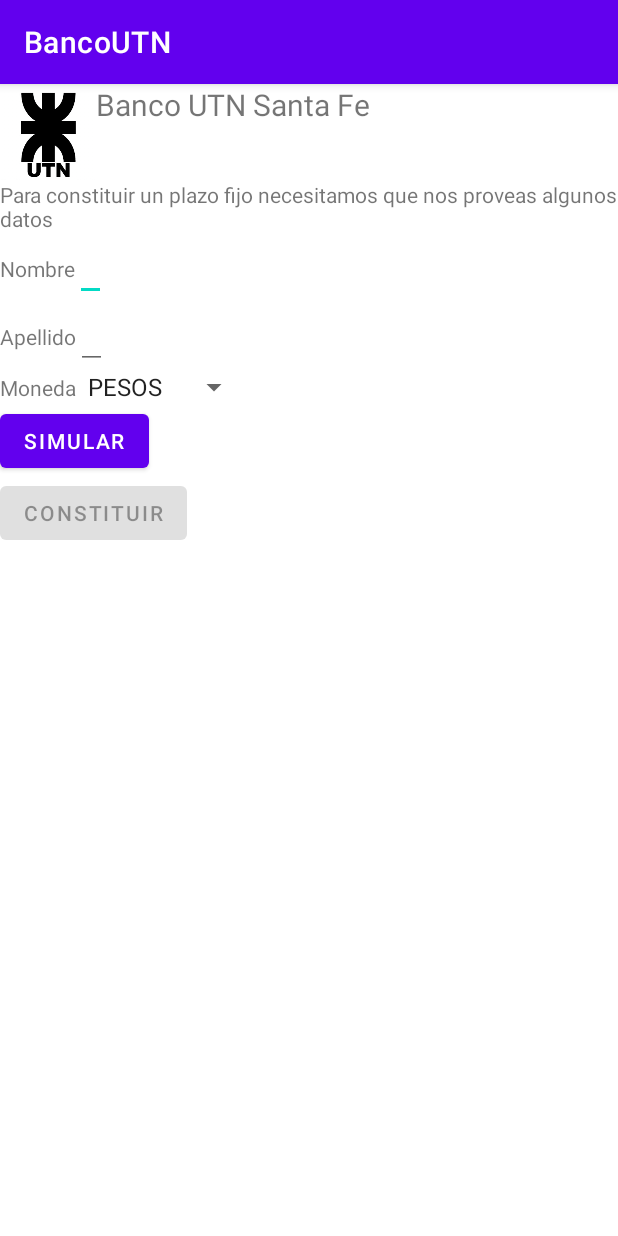
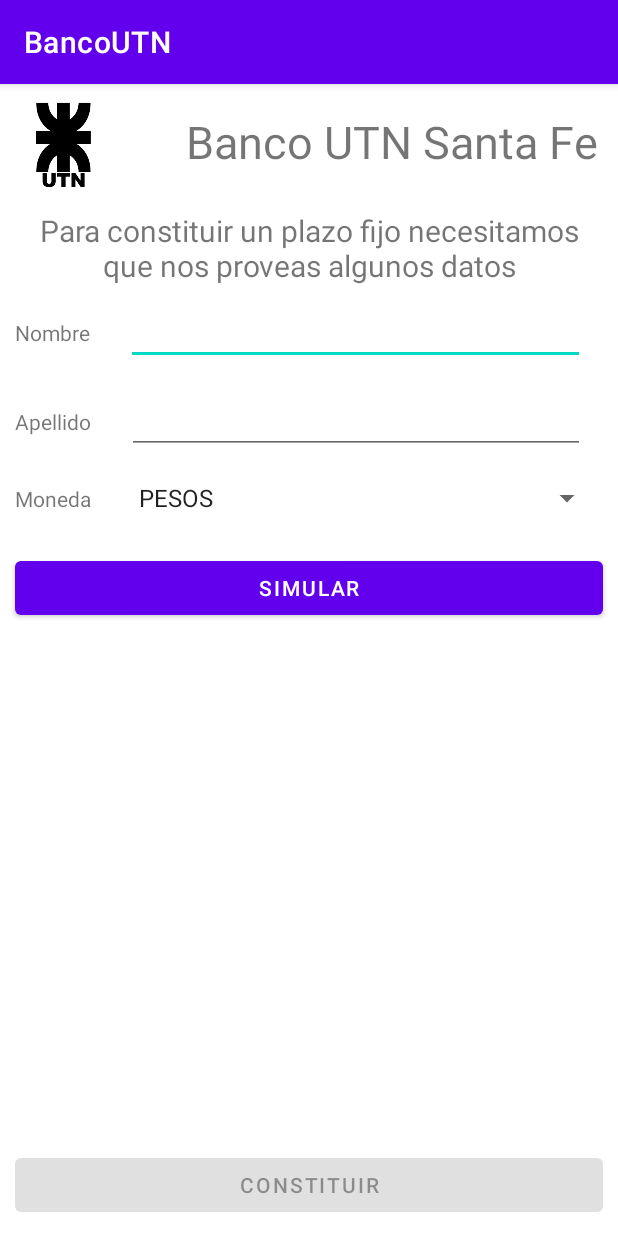
Before and after one commit to German-Vanni/BancoUTN, an Android app: the screen it shows after launch (MainActivity), on a phone screen of 412 x 824 dp. Run offline under Robolectric (Android 15) with nearby library versions, the phone set to English and light mode, and no system bars.

Commit message:
Ajustes a la interfaz gráfica de ambas actividades, margenes y tamaños.

```diff
--- a/app/src/main/java/com/example/banco_utn_gts/SimularPlazoFijo.java
+++ b/app/src/main/java/com/example/banco_utn_gts/SimularPlazoFijo.java
@@ -74,8 +74,8 @@ public class SimularPlazoFijo extends AppCompatActivity {
         montoTotalAnualResultTextView = new TextView(getApplicationContext());
 
 
-        String plazoString = " 3 Días";
-        plazoResultTextView.setText(plazoString);
+
+
         binding.resultadoPlazoLinearlayout.addView(plazoResultTextView);
         binding.resultadoCapitalLinearlayout.addView(capitalResultTextView);
         binding.resultadoInteresesGanadosLinearlayout.addView(interesesResultTextView);
--- a/app/src/main/res/layout/activity_main.xml
+++ b/app/src/main/res/layout/activity_main.xml
@@ -8,75 +8,110 @@
     tools:context=".MainActivity">
     <LinearLayout
         android:layout_width="match_parent"
-        android:layout_height="wrap_content" >
+        android:layout_height="wrap_content"
+        android:layout_marginHorizontal="10dp"
+        android:layout_weight="1">
         <ImageView
             android:layout_width="64sp"
             android:layout_height="64sp"
-            android:src="@drawable/utn_logo" >
+            android:layout_gravity="center"
+            android:layout_marginRight="50dp"
+            android:src="@drawable/utn_logo"
+           >
         </ImageView>
         <TextView
-            android:layout_width="wrap_content"
+            android:layout_width="match_parent"
             android:layout_height="wrap_content"
-            android:textSize="20sp"
+            android:layout_gravity="center"
+            android:textSize="30sp"
             android:text="Banco UTN Santa Fe" />
 
     </LinearLayout>
 
     <TextView
-        android:layout_width="wrap_content"
+        android:layout_width="match_parent"
         android:layout_height="wrap_content"
-        android:text="Para constituir un plazo fijo necesitamos que nos proveas algunos datos" />
+        android:layout_marginHorizontal="10dp"
+        android:text="Para constituir un plazo fijo necesitamos que nos proveas algunos datos"
+        android:textSize="20sp"
+        android:gravity="center"
+        android:layout_weight="1"/>
+
     <LinearLayout
-        android:layout_width="wrap_content"
-        android:layout_height="wrap_content" >
+        android:layout_width="match_parent"
+        android:layout_height="wrap_content"
+        android:layout_marginHorizontal="10dp"
+        android:layout_weight="1">
     <TextView
         android:layout_width="wrap_content"
         android:layout_height="wrap_content"
         android:text="Nombre" />
     <EditText
-        android:layout_width="wrap_content"
-        android:layout_height="wrap_content" />
+        android:layout_width="match_parent"
+        android:layout_height="wrap_content"
+        android:layout_marginLeft="24dp"
+        android:layout_marginRight="12dp"
+        android:inputType="text"/>
     </LinearLayout>
 
     <LinearLayout
-        android:layout_width="wrap_content"
-        android:layout_height="wrap_content" >
+        android:layout_width="match_parent"
+        android:layout_height="wrap_content"
+        android:layout_marginHorizontal="10dp"
+        android:layout_weight="1">
         <TextView
             android:layout_width="wrap_content"
             android:layout_height="wrap_content"
             android:text="Apellido" />
         <EditText
-            android:layout_width="wrap_content"
-            android:layout_height="wrap_content" />
+            android:layout_width="match_parent"
+            android:layout_height="wrap_content"
+            android:layout_marginLeft="24dp"
+            android:layout_marginRight="12dp"
+            android:inputType="text"/>
     </LinearLayout>
 
     <LinearLayout
-        android:layout_width="wrap_content"
-        android:layout_height="wrap_content" >
+        android:layout_width="match_parent"
+        android:layout_height="wrap_content"
+        android:layout_marginHorizontal="10dp"
+        android:layout_marginTop="3dp"
+        android:layout_weight="1">
         <TextView
             android:layout_width="wrap_content"
             android:layout_height="wrap_content"
+            android:layout_marginRight="24dp"
             android:text="Moneda" />
         <Spinner
-            android:layout_width="wrap_content"
-            android:layout_height="wrap_content"
-            android:id="@+id/spinner_moneda">
+            android:id="@+id/spinner_moneda"
+            android:layout_width="match_parent"
+            android:layout_height="wrap_content">
 
         </Spinner>
 
     </LinearLayout>
 
+
     <Button
-        android:layout_width="wrap_content"
+        android:layout_width="match_parent"
         android:layout_height="wrap_content"
         android:text="SIMULAR"
-        android:id="@+id/simular_button">
+        android:layout_marginHorizontal="10dp"
+        android:layout_marginTop="10dp"
+        android:id="@+id/simular_button"
+        >
 
     </Button>
+    <Space
+        android:layout_width="match_parent"
+        android:layout_height="wrap_content"
+        android:layout_weight="25"></Space>
     <Button
         android:id="@+id/constituir_button"
-        android:layout_width="wrap_content"
+        android:layout_width="match_parent"
         android:layout_height="wrap_content"
+        android:layout_marginHorizontal="10dp"
+        android:layout_marginBottom="10dp"
         android:text="CONSTITUIR"
         android:enabled="false" >
 
--- a/app/src/main/res/layout/activity_simular_plazo_fijo.xml
+++ b/app/src/main/res/layout/activity_simular_plazo_fijo.xml
@@ -11,24 +11,29 @@
     <LinearLayout
         android:layout_width="match_parent"
         android:layout_height="wrap_content"
+        android:layout_marginHorizontal="10dp"
         android:layout_weight="1">
 
         <ImageView
             android:layout_width="64sp"
             android:layout_height="64sp"
+            android:layout_marginRight="50dp"
+            android:layout_gravity="center"
             android:src="@drawable/utn_logo"></ImageView>
 
         <TextView
-            android:layout_width="wrap_content"
+            android:layout_width="match_parent"
             android:layout_height="wrap_content"
+            android:layout_gravity="center"
             android:text="Banco UTN Santa Fe"
-            android:textSize="20sp" />
+            android:textSize="30sp" />
 
     </LinearLayout>
 
     <LinearLayout
         android:layout_width="match_parent"
         android:layout_height="wrap_content"
+        android:layout_marginHorizontal="10dp"
         android:layout_weight="1"
         >
 
@@ -49,6 +54,7 @@
     <LinearLayout
         android:layout_width="match_parent"
         android:layout_height="wrap_content"
+        android:layout_marginHorizontal="10dp"
         android:layout_weight="1">
 
         <TextView
@@ -68,6 +74,7 @@
     <LinearLayout
         android:layout_width="match_parent"
         android:layout_height="wrap_content"
+        android:layout_marginHorizontal="10dp"
         android:layout_marginBottom="24dp">
 
         <TextView
@@ -87,6 +94,7 @@
     <LinearLayout
         android:layout_width="match_parent"
         android:layout_height="wrap_content"
+        android:layout_marginHorizontal="10dp"
         android:orientation="vertical">
 
         <SeekBar
@@ -128,12 +136,15 @@
     <LinearLayout
         android:layout_width="match_parent"
         android:layout_height="wrap_content"
+        android:layout_marginHorizontal="20dp"
+        android:layout_marginTop="10dp"
         android:layout_weight="1"
         android:orientation="vertical">
 
         <TextView
             android:layout_width="match_parent"
             android:layout_height="wrap_content"
+            android:layout_marginBottom="5dp"
             android:text="Simulador Plazo Fijo en Pesos"
             android:textAlignment="center"
             android:textStyle="bold" />
@@ -149,7 +160,7 @@
                 android:id="@+id/plazo_textview"
                 android:layout_width="wrap_content"
                 android:layout_height="wrap_content"
-                android:text="Plazo" />
+                android:text="Plazo: " />
 
         </LinearLayout>
 
@@ -162,7 +173,7 @@
                 android:id="@+id/capital_textview"
                 android:layout_width="wrap_content"
                 android:layout_height="wrap_content"
-                android:text="Capital" />
+                android:text="Capital :" />
 
         </LinearLayout>
 
@@ -176,7 +187,7 @@
                 android:id="@+id/intereses_ganados_textview"
                 android:layout_width="wrap_content"
                 android:layout_height="wrap_content"
-                android:text="Intereses ganados:" />
+                android:text="Intereses ganados: " />
 
         </LinearLayout>
 
@@ -190,7 +201,7 @@
                 android:id="@+id/monto_total_textview"
                 android:layout_width="wrap_content"
                 android:layout_height="wrap_content"
-                android:text="Monto total:" />
+                android:text="Monto total: " />
 
         </LinearLayout>
 
@@ -204,7 +215,7 @@
                 android:id="@+id/monto_total_anual_textview"
                 android:layout_width="wrap_content"
                 android:layout_height="wrap_content"
-                android:text="Monto total anual:" />
+                android:text="Monto total anual: " />
         </LinearLayout>
 
 
```
